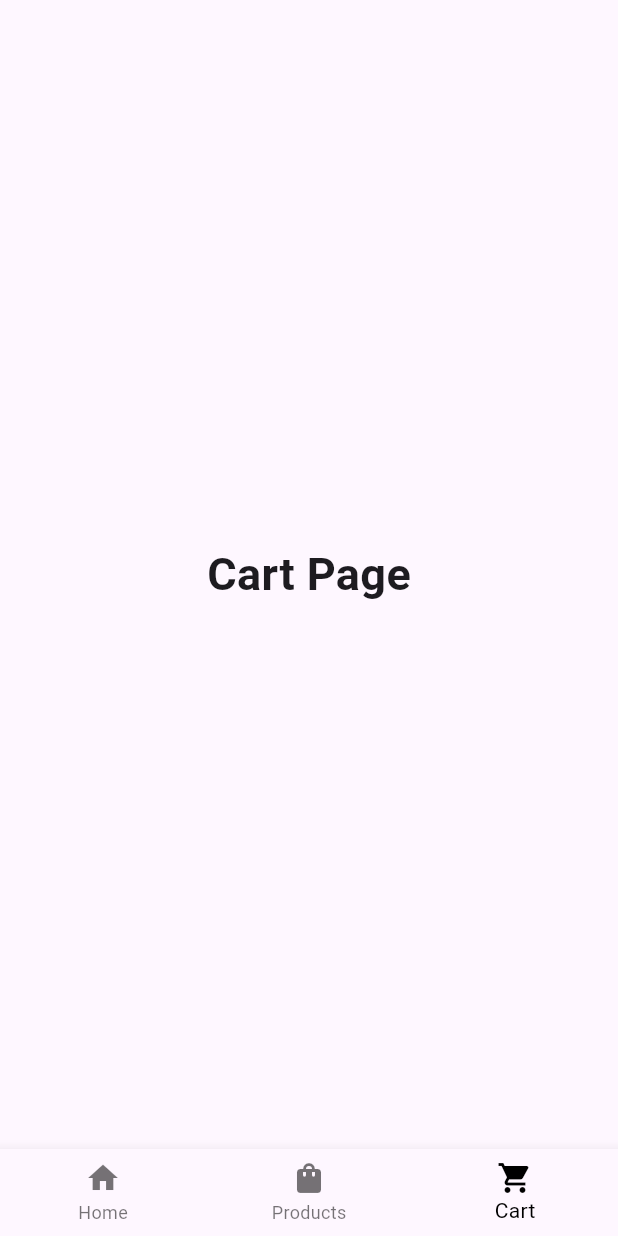
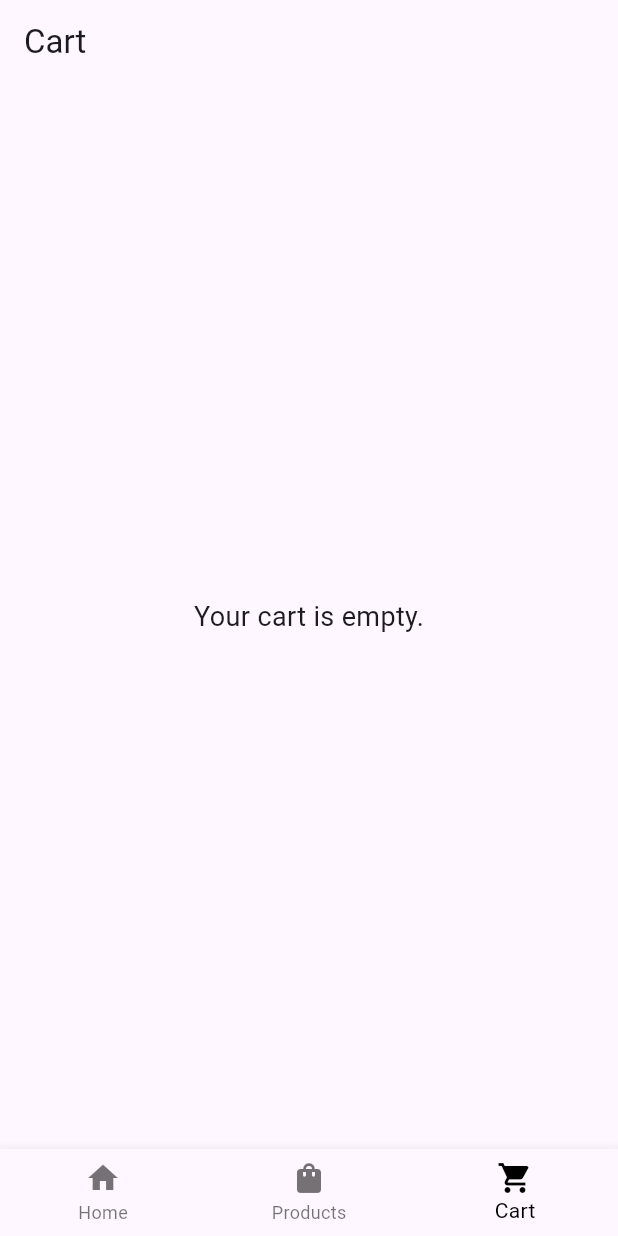
Before and after one commit to Anwana64/shopping_appk, a Flutter app: the screen it shows after launch, item 3 of the bottom bar chosen, on a phone screen of 412 x 824 dp. Run offline on Flutter 3.47's test engine with Material 3 defaults, Android fonts, the light colour scheme and no system bars.

Commit message:
work done i think...lol

```diff
--- a/lib/cart_page.dart
+++ b/lib/cart_page.dart
@@ -1,15 +1,52 @@
 import 'package:flutter/material.dart';
 
-class CartPage extends StatelessWidget {
-  const CartPage({super.key});
+class CartPage extends StatefulWidget {
+  final List<Map<String, dynamic>> cartItems;
+  final Function(Map<String, dynamic>) removeFromCart;
+
+  const CartPage({super.key, required this.cartItems, required this.removeFromCart});
+
+  @override
+  CartPageState createState() => CartPageState();
+}
+
+class CartPageState extends State<CartPage> {
+  void _removeFromCart(Map<String, dynamic> product) {
+    setState(() {
+      widget.removeFromCart(product);
+    });
+  }
 
   @override
   Widget build(BuildContext context) {
-    return const Center(
-      child: Text(
-        'Cart Page',
-        style: TextStyle(fontSize: 30, fontWeight: FontWeight.bold),
+    return Scaffold(
+      appBar: AppBar(
+        title: const Text('Cart'),
       ),
+      body: widget.cartItems.isEmpty
+          ? const Center(
+              child: Text(
+                'Your cart is empty.',
+                style: TextStyle(fontSize: 18),
+              ),
+            )
+          : ListView.builder(
+              itemCount: widget.cartItems.length,
+              itemBuilder: (context, index) {
+                final product = widget.cartItems[index];
+                return ListTile(
+                  leading: Image.asset(product['image']),
+                  title: Text(product['title']),
+                  subtitle: Text('\$${product['price']}'),
+                  trailing: IconButton(
+                    icon: const Icon(Icons.remove_shopping_cart),
+                    onPressed: () {
+                      _removeFromCart(product);
+                    },
+                  ),
+                );
+              },
+            ),
     );
   }
 }
--- a/lib/home.dart
+++ b/lib/home.dart
@@ -1,9 +1,7 @@
-
 import 'package:flutter/material.dart';
-import 'package:shopping_appk/home_content.dart';
-import 'package:shopping_appk/products_page.dart';
-
 import 'cart_page.dart';
+import 'home_content.dart';
+import 'products_page.dart';
 
 class HomeScreen extends StatefulWidget {
   const HomeScreen({super.key});
@@ -14,12 +12,7 @@ class HomeScreen extends StatefulWidget {
 
 class _HomeScreenState extends State<HomeScreen> {
   int _selectedIndex = 0;
-
-  static final List<Widget>  _widgetOptions = <Widget>[
-     HomeContent(),
-    const ProductsPage(),
-    const CartPage(),
-  ];
+  final List<Map<String, dynamic>> _cartItems = [];
 
   void _onItemTapped(int index) {
     setState(() {
@@ -27,11 +20,27 @@ class _HomeScreenState extends State<HomeScreen> {
     });
   }
 
+  void _addToCart(Map<String, dynamic> product) {
+    setState(() {
+      _cartItems.add(product);
+    });
+  }
+
+  void _removeFromCart(Map<String, dynamic> product) {
+    setState(() {
+      _cartItems.remove(product);
+    });
+  }
+
   @override
   Widget build(BuildContext context) {
     return Scaffold(
       body: SafeArea(
-        child: _widgetOptions.elementAt(_selectedIndex),
+        child: [
+          HomeContent(addToCart: _addToCart),
+          ProductsPage(addToCart: _addToCart),
+          CartPage(cartItems: _cartItems, removeFromCart: _removeFromCart),
+        ].elementAt(_selectedIndex),
       ),
       bottomNavigationBar: BottomNavigationBar(
         items: const <BottomNavigationBarItem>[
```
Also changed, not shown: lib/home_content.dart (+11 -14 lines), lib/product_details_sheet.dart (+6 -2 lines), lib/products_page.dart (+7 -3 lines), lib/widgets/cart_provider.dart (added, +18 -0 lines).
